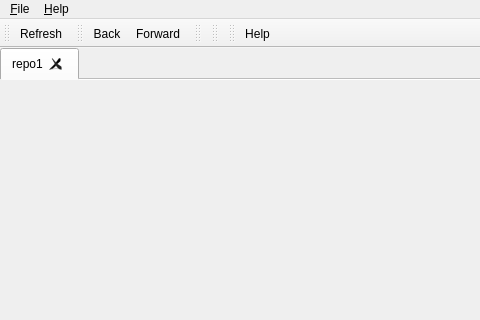
The window that tortoisehg/hgqt/workbench.ui (velorientc/git_test7) describes before a commit, drawn with Qt 5; both pictures show x 0 to 480 and y 0 to 320 of the 671 by 669 pixel window.
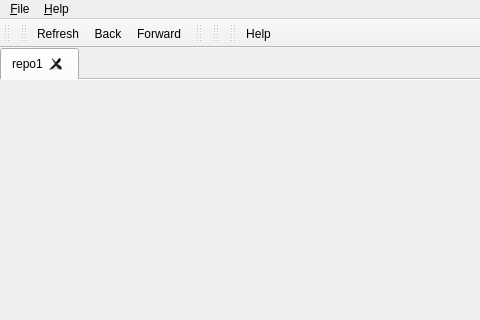
The same window after the commit. Icons and pictures are not drawn.

Commit message: workbench: move refresh action to edit toolbar

What changed in the file:
```diff
--- a/tortoisehg/hgqt/workbench.ui
+++ b/tortoisehg/hgqt/workbench.ui
@@ -87,7 +87,6 @@
    <attribute name="toolBarBreak">
     <bool>false</bool>
    </attribute>
-   <addaction name="actionRefresh"/>
   </widget>
   <widget class="QToolBar" name="toolBar_edit">
    <property name="enabled">
@@ -102,6 +101,7 @@
    <attribute name="toolBarBreak">
     <bool>false</bool>
    </attribute>
+   <addaction name="actionRefresh"/>
    <addaction name="actionBack"/>
    <addaction name="actionForward"/>
   </widget>
```
The commit also changes 1 other file.
